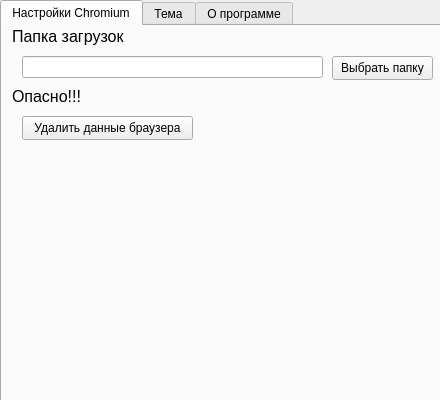
Qt form QtDesigner/Setings.ui (xachapyri-dev/itd_Desktop_python) before a commit.
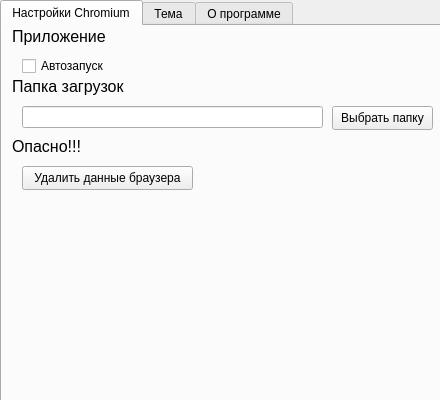
The same form after that commit. The open tabs and pages were chosen to show the change.

```diff
--- a/QtDesigner/Setings.ui
+++ b/QtDesigner/Setings.ui
@@ -46,7 +46,7 @@
       <property name="geometry">
        <rect>
         <x>10</x>
-        <y>0</y>
+        <y>50</y>
         <width>121</width>
         <height>21</height>
        </rect>
@@ -70,7 +70,7 @@
       <property name="geometry">
        <rect>
         <x>20</x>
-        <y>30</y>
+        <y>80</y>
         <width>301</width>
         <height>22</height>
        </rect>
@@ -80,7 +80,7 @@
       <property name="geometry">
        <rect>
         <x>330</x>
-        <y>30</y>
+        <y>80</y>
         <width>101</width>
         <height>24</height>
        </rect>
@@ -93,7 +93,7 @@
       <property name="geometry">
        <rect>
         <x>10</x>
-        <y>60</y>
+        <y>110</y>
         <width>121</width>
         <height>21</height>
        </rect>
@@ -117,7 +117,7 @@
       <property name="geometry">
        <rect>
         <x>20</x>
-        <y>90</y>
+        <y>140</y>
         <width>171</width>
         <height>24</height>
        </rect>
@@ -126,6 +126,43 @@
        <string>Удалить данные браузера</string>
       </property>
      </widget>
+     <widget class="QLabel" name="label_8">
+      <property name="geometry">
+       <rect>
+        <x>10</x>
+        <y>0</y>
+        <width>121</width>
+        <height>21</height>
+       </rect>
+      </property>
+      <property name="font">
+       <font>
+        <pointsize>12</pointsize>
+       </font>
+      </property>
+      <property name="text">
+       <string>Приложение</string>
+      </property>
+      <property name="textFormat">
+       <enum>Qt::TextFormat::AutoText</enum>
+      </property>
+      <property name="scaledContents">
+       <bool>false</bool>
+      </property>
+     </widget>
+     <widget class="QCheckBox" name="checkBox_2">
+      <property name="geometry">
+       <rect>
+        <x>20</x>
+        <y>30</y>
+        <width>101</width>
+        <height>20</height>
+       </rect>
+      </property>
+      <property name="text">
+       <string>Автозапуск</string>
+      </property>
+     </widget>
     </widget>
     <widget class="QWidget" name="tab_2">
      <attribute name="title">
```
Left out of the diff: 2 changed lines with no effect on the pictures.
